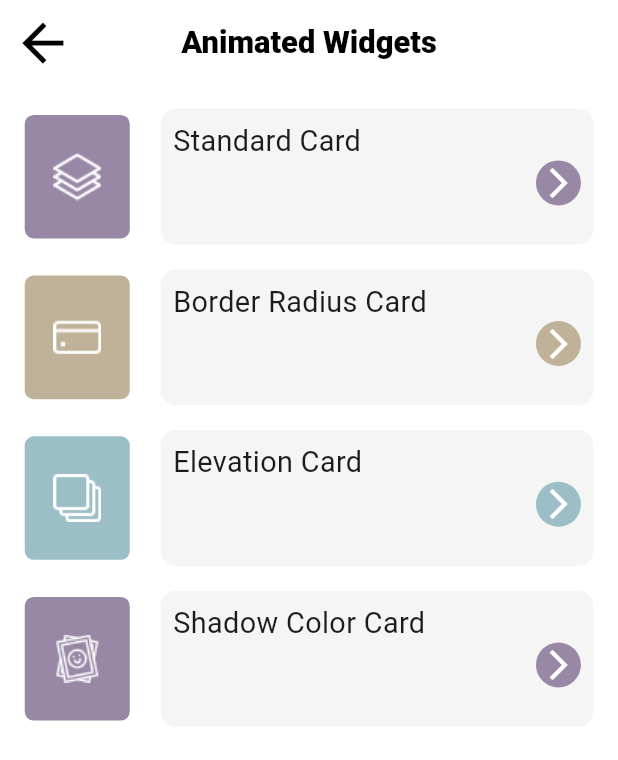
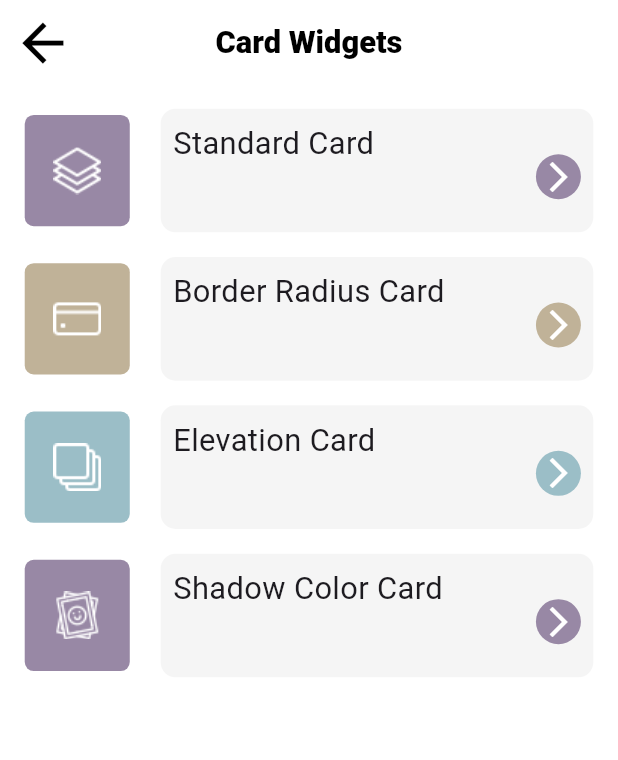
Before and after one commit to princymiracle/prokit, a Flutter app: the CardListPage screen opened directly, on a phone screen of 412 x 824 dp. Shown: the top 760 px of the screen. Run offline on Flutter 3.47's test engine with Material 3 defaults, Android fonts, the phone set to English and light mode, and no system bars; our stand-ins replace get, sizer.

Commit message:
init commit

```diff
--- a/lib/widget/AnimatedItem/AnimatedPositioned.dart
+++ b/lib/widget/AnimatedItem/AnimatedPositioned.dart
@@ -20,7 +20,7 @@ class _AnimatedPositionedPageState extends State<AnimatedPositionedPage> {
           onPressed: () => Get.back(),
           icon: Icon(Icons.arrow_back,size: 3.h,color: Colors.white),
         ),
-        title: Text("Animated Positioned",style: TextStyle(fontSize: 15.sp,fontWeight: FontWeight.w900,color: Colors.white),),
+        title: Text("Animated Positione",style: TextStyle(fontSize: 15.sp,fontWeight: FontWeight.w900,color: Colors.white),),
         backgroundColor: Color(0xff9BBEC7),
         centerTitle: true,
       ),
--- a/lib/widget/CardItem/CardWidgetListPage.dart
+++ b/lib/widget/CardItem/CardWidgetListPage.dart
@@ -31,7 +31,7 @@ class _CardListPageState extends State<CardListPage> {
             onPressed: () => Get.back(),
             icon: Icon(Icons.arrow_back,size: 5.h,),
           ),
-          title: Text("Animated Widgets",style: TextStyle(fontSize: 15.sp,fontWeight: FontWeight.w900),),
+          title: Text("Card Widgets",style: TextStyle(fontSize: 15.sp,fontWeight: FontWeight.w900),),
           centerTitle: true,
         ),
         body: Padding(
@@ -65,7 +65,7 @@ class _CardListPageState extends State<CardListPage> {
                         child: Row(
                           children: [
                             Container(
-                              height: 10.h,
+                              height: 9.h,
                               width: 17.w,
                               decoration: BoxDecoration(
                                 borderRadius: BorderRadius.all(Radius.circular(6)),
@@ -77,7 +77,7 @@ class _CardListPageState extends State<CardListPage> {
                             ),
                             SizedBox(width: 5.w,),
                             Container(
-                              height: 11.h,
+                              height: 10.h,
                               width: 70.w,
                               decoration: BoxDecoration(
                                 color: Colors.grey.withOpacity(0.1),
@@ -91,7 +91,7 @@ class _CardListPageState extends State<CardListPage> {
                                     Column(
                                       crossAxisAlignment: CrossAxisAlignment.start,
                                       children: [
-                                        Text(widgetdata[index].title.toString(),style: TextStyle(fontSize: 14.sp),),
+                                        Text(widgetdata[index].title.toString(),style: TextStyle(fontSize: 15.sp),),
                                       ],
                                     ),
                                     CircleAvatar(
--- a/lib/widget/InterctiveViewerPage.dart
+++ b/lib/widget/InterctiveViewerPage.dart
@@ -24,7 +24,6 @@ class _InteractiveViewerPageState extends State<InteractiveViewerPage> {
       body: Container(
         child: Stack(
           children: [
-            Image.asset('assets/images/img_bgImage.png',fit: BoxFit.cover,height: double.infinity,),
         Padding(padding: EdgeInsets.only(top: 4.w,left: 5.w,right: 5.w),
           child: Column(
             crossAxisAlignment: CrossAxisAlignment.start,
--- a/lib/widget/widgetlist/AnimatedContiner/AnimatedContianeritem/AnimatedContainerPage2.dart
+++ b/lib/widget/widgetlist/AnimatedContiner/AnimatedContianeritem/AnimatedContainerPage2.dart
@@ -19,13 +19,12 @@ class _AnimatedContainerPage2State extends State<AnimatedContainerPage2> {
       appBar: AppBar(
         leading: IconButton(
           onPressed: () => Get.back(),icon: Icon(Icons.arrow_back,color: Theme.of(context).primaryColorDark,size: 25,),),
-        title: Text("Animated Container 2",style: TextStyle(color: Theme.of(context).primaryColorDark,fontSize: 20,fontWeight: FontWeight.w600),),
-        backgroundColor: Theme.of(context).secondaryHeaderColor,
+        title: Text("Animated Container 2",style: TextStyle(color: Colors.white,fontSize: 21,fontWeight: FontWeight.w600),),
+        backgroundColor: Color(0xffC0B298),
       ),
       body: Container(
         child: Stack(
           children: [
-            Image.asset('assets/images/img_bgImg.png',fit: BoxFit.cover,height: double.infinity,),
             Padding(padding: EdgeInsets.only(top: 15.h,left: 4.w,right: 4.w,bottom: 5.h),
               child: Center(
                 child: Column(
--- a/lib/widget/widgetlist/BottomSheet/BottomSheetList.dart
+++ b/lib/widget/widgetlist/BottomSheet/BottomSheetList.dart
@@ -32,7 +32,7 @@ class _BottomSheetListPageState extends State<BottomSheetListPage> {
             onPressed: () => Get.back(),
             icon: Icon(Icons.arrow_back,size: 4.h,),
           ),
-          title: Text("App Bar",style: TextStyle(fontSize: 17.sp,fontWeight: FontWeight.w900),),
+          title: Text("Bottom Sheet",style: TextStyle(fontSize: 17.sp,fontWeight: FontWeight.w900),),
           actions: [
           ],
         ),
@@ -71,7 +71,7 @@ class _BottomSheetListPageState extends State<BottomSheetListPage> {
                     ),
                     SizedBox(width: 4.w,),
                     Container(
-                      height: 9.5.h,
+                      height: 10.h,
                       width: 70.w,
                       decoration: BoxDecoration(
                         color: Colors.grey.withOpacity(0.1),
--- a/lib/widget/widgetlist/WarpWidgetList/WarpWidgetListItem/AlignmentWrapPage.dart
+++ b/lib/widget/widgetlist/WarpWidgetList/WarpWidgetListItem/AlignmentWrapPage.dart
@@ -25,8 +25,6 @@ class _AlignmentWrapPageState extends State<AlignmentWrapPage> {
       body: Container(
         child: Stack(
           children: [
-            Image.asset('assets/images/img_bgImage.png',fit: BoxFit.cover,height: double.infinity,),
-
             Padding(padding: EdgeInsets.only(top: 6.w,left: 5.w,right: 5.w),
               child: Column(
                 crossAxisAlignment: CrossAxisAlignment.start,
--- a/lib/widget/widgetlist/WarpWidgetList/WarpWidgetListItem/SpacingWarpPage.dart
+++ b/lib/widget/widgetlist/WarpWidgetList/WarpWidgetListItem/SpacingWarpPage.dart
@@ -24,8 +24,6 @@ class _SpacingWarpPageState extends State<SpacingWarpPage> {
       body: Container(
         child: Stack(
           children: [
-            Image.asset('assets/images/img_bgImage.png',fit: BoxFit.cover,height: double.infinity,),
-
             Padding(padding: EdgeInsets.only(top: 6.w,left: 5.w,right: 5.w),
               child: Column(
                 crossAxisAlignment: CrossAxisAlignment.start,
--- a/lib/widget/widgetlist/WarpWidgetList/WarpWidgetListItem/StandartWarpPage.dart
+++ b/lib/widget/widgetlist/WarpWidgetList/WarpWidgetListItem/StandartWarpPage.dart
@@ -24,8 +24,6 @@ class _StandartWarpPageState extends State<StandartWarpPage> {
       body: Container(
         child: Stack(
           children: [
-            Image.asset('assets/images/img_bgImage.png',fit: BoxFit.cover,height: double.infinity,),
-
             Padding(padding: EdgeInsets.only(top: 6.w,left: 5.w,right: 5.w),
           child: Column(
             crossAxisAlignment: CrossAxisAlignment.start,
--- a/lib/widget/widgetlist/WarpWidgetList/WarpWidgetListItem/WarpDirectionPage.dart
+++ b/lib/widget/widgetlist/WarpWidgetList/WarpWidgetListItem/WarpDirectionPage.dart
@@ -24,7 +24,6 @@ class _WarpDirectionPageState extends State<WarpDirectionPage> {
       body: Container(
         child: Stack(
           children: [
-            Image.asset('assets/images/img_bgImage.png',fit: BoxFit.cover,height: double.infinity,),
             Padding(padding: EdgeInsets.only(top: 6.w,left: 5.w,right: 5.w),
               child: SingleChildScrollView(
                 child: Column(
```
Also changed, not shown: lib/widget/widgetlist/AnimatedContiner/AnimatedContianeritem/AnimatedContainerPage3.dart (+3 -4 lines), lib/widget/widgetlist/AnimatedPositionedPage.dart (+7 -5 lines).
